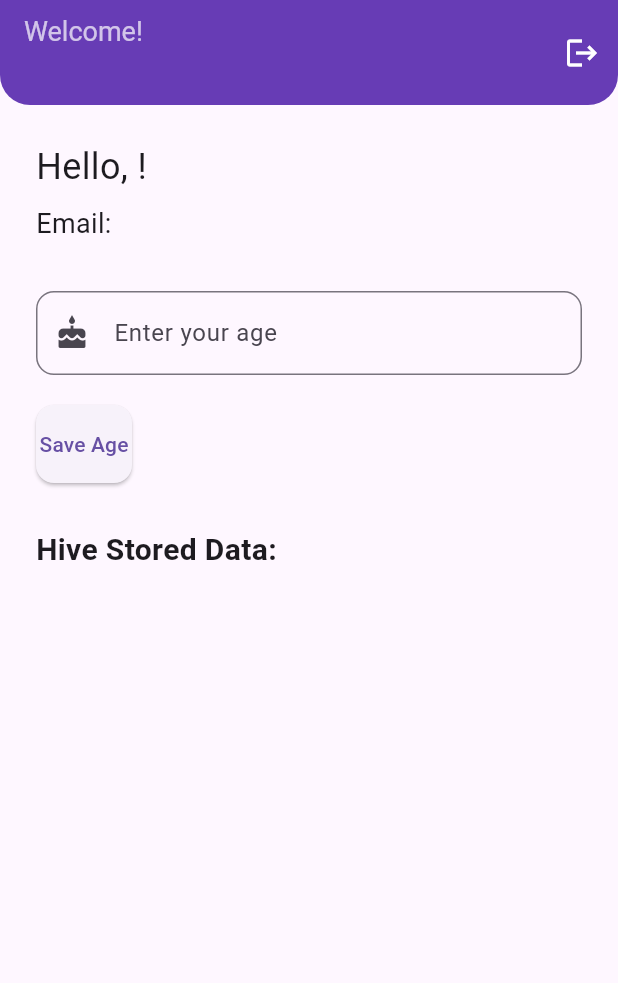
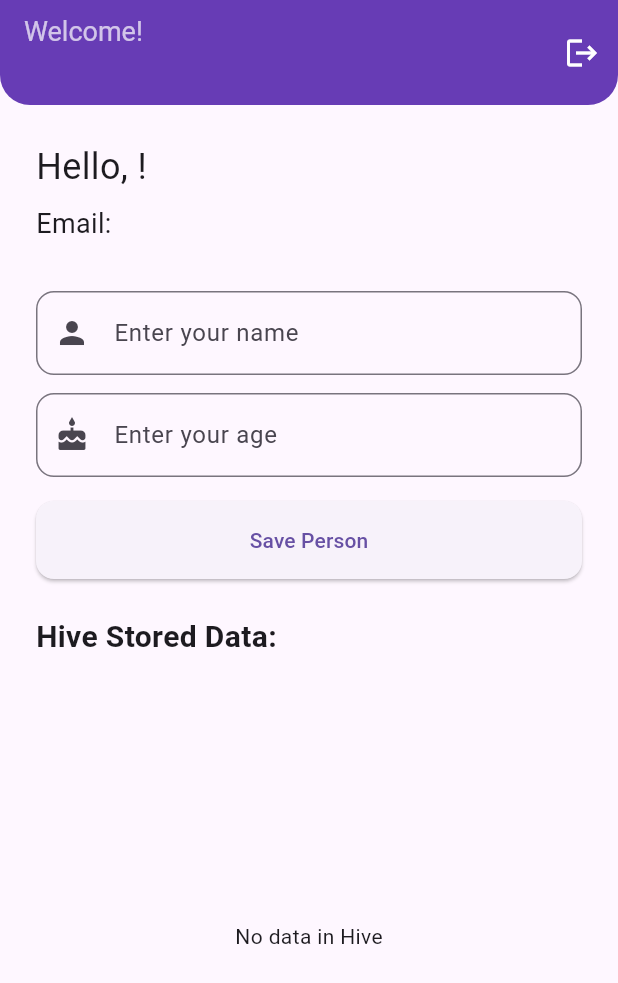
Before and after one commit to shojib353/firebase_google_auth_flutter, a Flutter app: the HomePage screen opened directly, on a phone screen of 412 x 824 dp. Shown: the top 983 px of the screen. Run offline on Flutter 3.47's test engine with Material 3 defaults, Android fonts, the phone set to English and light mode, and no system bars; our stand-ins replace cloud_firestore, connectivity_plus, firebase_auth, firebase_core, google_sign_in, hive and 2 more; accounts and stored records are empty; network calls fail.

Commit message:
son commit

```diff
--- a/lib/home_page.dart
+++ b/lib/home_page.dart
@@ -1,7 +1,10 @@
 import 'package:firebase_auth/firebase_auth.dart';
 import 'package:flutter/material.dart';
+import 'package:hive_flutter/hive_flutter.dart';
+import 'package:hive_shered_pref/post_page.dart';
 import 'package:shared_preferences/shared_preferences.dart';
-import 'package:hive_flutter/hive_flutter.dart';
+import 'package:hive_shered_pref/models/user_model.dart';
+import 'package:cloud_firestore/cloud_firestore.dart';
 
 class HomePage extends StatefulWidget {
   const HomePage({super.key});
@@ -14,40 +17,65 @@ class _HomePageState extends State<HomePage> {
   String name = '';
   String email = '';
   final TextEditingController _ageController = TextEditingController();
-  Map<dynamic, dynamic> hiveData = {};
+  final TextEditingController _nameController = TextEditingController();
 
+  late Box<UserModel> userBox;
 
   Future<void> _loadUserData() async {
     final User? user = FirebaseAuth.instance.currentUser;
     SharedPreferences prefs = await SharedPreferences.getInstance();
+
     setState(() {
-      // name = prefs.getString('name') ?? '';
-      // email = prefs.getString('email') ?? '';
-      name=user?.displayName?? 'name';
-      email=user?.email?? 'name';
-
+      name = user?.displayName ?? prefs.getString('name') ?? 'User';
+      email = user?.email ?? prefs.getString('email') ?? 'No Email';
     });
 
-    var box = Hive.box('userBox');
-    _ageController.text = box.get('age', defaultValue: '').toString();
-    setState(() {
-      hiveData = box.toMap();
-    });
+    userBox = Hive.box<UserModel>('UserDataBox');
   }
 
-  Future<void> _saveAge() async {
-    var age = _ageController.text.trim();
-    if (age.isNotEmpty) {
-      var box = Hive.box('userBox');
-      await box.put('age', age);
-      setState(() {
-        hiveData = box.toMap(); // refresh UI
-      });
+  Future<void> _saveUserProfile() async {
+    if (_nameController.text.trim().isEmpty ||
+        _ageController.text.trim().isEmpty) {
       ScaffoldMessenger.of(context).showSnackBar(
-        const SnackBar(content: Text('Age saved to Hive')),
+        const SnackBar(content: Text('Please enter both name and age')),
+      );
+      return;
+    }
+
+    final person = UserModel(
+      name: _nameController.text.trim(),
+      age: int.tryParse(_ageController.text.trim()) ?? 0,
+    );
+
+    await userBox.add(person); // Store new entry in Hive
+    _nameController.clear();
+    _ageController.clear();
+    addFirebaseUser(person); // Add to Firestore
+
+    Navigator.push(
+      context,
+      MaterialPageRoute(builder: (context) => const PostPage()),
     );
   }
+
+  Future<void> _deleteUser(int index) async {
+    await userBox.deleteAt(index);
+    // deleteFirebaseUser();
   }
+
+//firebase firestore
+  Future<void> addFirebaseUser(UserModel user) async {
+    await FirebaseFirestore.instance.collection('users').add(user.toMap());
+  }
+
+  Future<void> deleteFirebaseUser(String docId) async {
+    await FirebaseFirestore.instance
+        .collection('users')
+        .doc(docId)
+        .delete();
+  }
+
+
 
   @override
   void initState() {
@@ -55,60 +83,10 @@ class _HomePageState extends State<HomePage> {
     _loadUserData();
   }
 
-
-
-
   @override
   Widget build(BuildContext context) {
-
-
-    // final User? user = FirebaseAuth.instance.currentUser;
-    //
-    // return Scaffold(
-    //     appBar: AppBar(
-    //       backgroundColor: Colors.deepPurple,
-    //       elevation: 6,
-    //       toolbarHeight: 70,
-    //       shape: const RoundedRectangleBorder(
-    //         borderRadius: BorderRadius.vertical(
-    //           bottom: Radius.circular(20),
-    //         ),
-    //       ),
-    //       title: Column(
-    //         crossAxisAlignment: CrossAxisAlignment.start,
-    //         children: [
-    //           const Text(
-    //             'Welcome!',
-    //             style: TextStyle(
-    //               fontSize: 16,
-    //               color: Colors.white70,
-    //             ),
-    //           ),
-    //           Text(
-    //             user?.displayName ?? user?.email ?? 'User',
-    //             style: const TextStyle(
-    //               fontSize: 20,
-    //               fontWeight: FontWeight.bold,
-    //               color: Colors.white,
-    //               fontFamily: 'Poppins',
-    //             ),
-    //           ),
-    //         ],
-    //       ),
-    //       actions: [
-    //         IconButton(
-    //           icon: const Icon(Icons.logout, color: Colors.white),
-    //           tooltip: 'Logout',
-    //           onPressed: () async {
-    //             await FirebaseAuth.instance.signOut();
-    //             // Navigates automatically using StreamBuilder in main.dart
-    //           },
-    //         ),
-    //       ],
-    //     ),
-
     return Scaffold(
-      appBar:AppBar(
+      appBar: AppBar(
         backgroundColor: Colors.deepPurple,
         elevation: 6,
         toolbarHeight: 70,
@@ -122,13 +100,10 @@ class _HomePageState extends State<HomePage> {
           children: [
             const Text(
               'Welcome!',
-              style: TextStyle(
-                fontSize: 18,
-                color: Colors.white70,
-              ),
+              style: TextStyle(fontSize: 18, color: Colors.white70),
             ),
             Text(
-              name ?? email ?? 'User',
+              name,
               style: const TextStyle(
                 fontSize: 22,
                 color: Colors.white,
@@ -144,7 +119,6 @@ class _HomePageState extends State<HomePage> {
             tooltip: 'Logout',
             onPressed: () async {
               await FirebaseAuth.instance.signOut();
-              // Redirect handled by authStateChanges in main.dart
               final prefs = await SharedPreferences.getInstance();
               await prefs.clear();
             },
@@ -153,7 +127,6 @@ class _HomePageState extends State<HomePage> {
       ),
       body: Padding(
         padding: const EdgeInsets.all(24),
-        child: SingleChildScrollView(
         child: Column(
           crossAxisAlignment: CrossAxisAlignment.start,
           children: [
@@ -162,51 +135,80 @@ class _HomePageState extends State<HomePage> {
             Text('Email: $email', style: const TextStyle(fontSize: 18)),
             const SizedBox(height: 32),
 
+            // Name Input
+            TextField(
+              controller: _nameController,
+              decoration: InputDecoration(
+                labelText: 'Enter your name',
+                prefixIcon: const Icon(Icons.person),
+                border: OutlineInputBorder(
+                    borderRadius: BorderRadius.circular(12)),
+              ),
+            ),
+            const SizedBox(height: 12),
+
+            // Age Input
             TextField(
               controller: _ageController,
+              keyboardType: TextInputType.number,
               decoration: InputDecoration(
                 labelText: 'Enter your age',
                 prefixIcon: const Icon(Icons.cake),
                 border: OutlineInputBorder(
                     borderRadius: BorderRadius.circular(12)),
               ),
-                keyboardType: TextInputType.number,
             ),
-              const SizedBox(height: 20),
-              ElevatedButton(
-                onPressed: _saveAge,
+            const SizedBox(height: 16),
+
+            // Save Button
+            SizedBox(
+              width: double.infinity,
+              child: ElevatedButton(
+                onPressed: _saveUserProfile,
                 style: ElevatedButton.styleFrom(
                   padding: const EdgeInsets.symmetric(vertical: 16),
                   shape: RoundedRectangleBorder(
                       borderRadius: BorderRadius.circular(12)),
                 ),
-                child: const Text('Save Age'),
+                child: const Text('Save Person'),
               ),
+            ),
+            const SizedBox(height: 24),
 
-              const SizedBox(height: 30),
             const Text(
               'Hive Stored Data:',
               style: TextStyle(fontSize: 20, fontWeight: FontWeight.bold),
             ),
             const SizedBox(height: 10),
 
-              ListView.builder(
-                shrinkWrap: true,
-                physics: const NeverScrollableScrollPhysics(),
-                itemCount: hiveData.length,
+            // Live Hive Data List
+            Expanded(
+              child: ValueListenableBuilder(
+                valueListenable: Hive.box<UserModel>('UserDataBox').listenable(),
+                builder: (context, Box<UserModel> box, _) {
+                  if (box.isEmpty) {
+                    return const Center(child: Text('No data in Hive'));
+                  }
+                  return ListView.builder(
+                    itemCount: box.length,
                     itemBuilder: (context, index) {
-                  final key = hiveData.keys.elementAt(index);
-                  final value = hiveData[key];
+                      final user = box.getAt(index);
                       return Card(
                         child: ListTile(
-                      title: Text('$key'),
-                      subtitle: Text('$value'),
+                          title: Text(user?.name ?? 'No Name'),
+                          subtitle: Text('Age: ${user?.age ?? 0}'),
+                          trailing: IconButton(
+                            icon: const Icon(Icons.delete, color: Colors.red),
+                            onPressed: () => _deleteUser(index),
+                          ),
                         ),
                       );
                     },
+                  );
+                },
+              ),
             ),
           ],
-          ),
         ),
       ),
     );
--- a/lib/login_page.dart
+++ b/lib/login_page.dart
@@ -86,7 +86,7 @@ class _LoginPageState extends State<LoginPage> {
     final name = _nameController.text.trim();
 
     try {
-      UserCredential userCredential = await FirebaseAuth.instance
+      await FirebaseAuth.instance
           .signInWithEmailAndPassword(email: email, password: password);
 
       SharedPreferences prefs = await SharedPreferences.getInstance();
--- a/lib/main.dart
+++ b/lib/main.dart
@@ -1,10 +1,13 @@
 import 'package:firebase_auth/firebase_auth.dart';
 import 'package:flutter/material.dart';
 import 'package:hive_flutter/hive_flutter.dart';
+import 'package:hive_shered_pref/post_page.dart';
 import 'firebase_options.dart';
-import 'home_page.dart';
+// import 'home_page.dart';
 import 'login_page.dart';
 import 'package:firebase_core/firebase_core.dart';
+import 'models/post_model.dart';
+import 'models/user_model.dart';
 
 
 
@@ -17,8 +20,14 @@ void main() async{
     options: DefaultFirebaseOptions.currentPlatform,
   );
 
-  await Hive.initFlutter(); // Initialize Hive
-  await Hive.openBox('userBox'); // Open box
+  await Hive.initFlutter(); // Initialize Hive first
+  Hive.registerAdapter(UserModelAdapter());
+  Hive.registerAdapter(PostModelAdapter());
+
+  // Open your box BEFORE runApp
+  await Hive.openBox<UserModel>('UserDataBox'); // Open box
+
+  await Hive.openBox<PostModel>('posts');
   runApp(const MyApp());
 }
 
@@ -46,7 +55,7 @@ class AuthGate extends StatelessWidget {
         }
 
         if (snapshot.hasData) {
-          return const HomePage(); // ✅ User is logged in
+          return const PostPage(); // ✅ User is logged in
         } else {
           return const LoginPage(); // 🔒 Not logged in
         }
--- /dev/null
+++ b/lib/models/user_model.dart
@@ -0,0 +1,30 @@
+import 'package:cloud_firestore/cloud_firestore.dart';
+import 'package:hive/hive.dart';
+
+part 'user_model.g.dart'; // Generated file
+
+@HiveType(typeId: 0) // Must be unique for each model
+class UserModel {
+  @HiveField(0)
+  String name;
+
+  @HiveField(1)
+  int age;
+
+  UserModel({required this.name, required this.age});// Convert to Map for Firebase
+  Map<String, dynamic> toMap() {
+    return {
+      'name': name,
+      'age': age,
+      'createdAt': FieldValue.serverTimestamp(),
+    };
+  }
+
+  // Optional: Create model from Firebase Map
+  factory UserModel.fromMap(Map<String, dynamic> map) {
+    return UserModel(
+      name: map['name'] ?? '',
+      age: map['age'] ?? 0,
+    );
+  }
+}
--- a/pubspec.yaml
+++ b/pubspec.yaml
@@ -41,10 +41,15 @@ dependencies:
   google_sign_in: ^6.2.1
   firebase_core: ^4.0.0
   firebase_auth: ^6.0.0
+  connectivity_plus: ^5.0.2
+  cloud_firestore: ^6.0.0
 
 dev_dependencies:
+  hive_generator: ^2.0.1
+  build_runner: ^2.4.6
   flutter_test:
     sdk: flutter
+
 
   # The "flutter_lints" package below contains a set of recommended lints to
   # encourage good coding practices. The lint set provided by the package is
```
Also changed, not shown: lib/models/post_model.dart (added, +42 -0 lines), lib/post_page.dart (added, +119 -0 lines), lib/services/post_service.dart (added, +56 -0 lines), lib/models/post_model.g.dart (added), lib/models/user_model.g.dart (added), pubspec.lock, 4 other files. Lines whose indentation alone changed are shown as unchanged.
